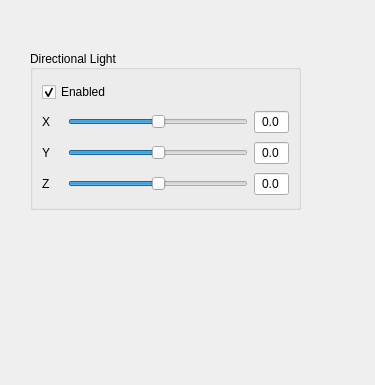
Qt form arpg/arpg-editor/LightDialog.ui (keaton-freude/arpg) before a commit.
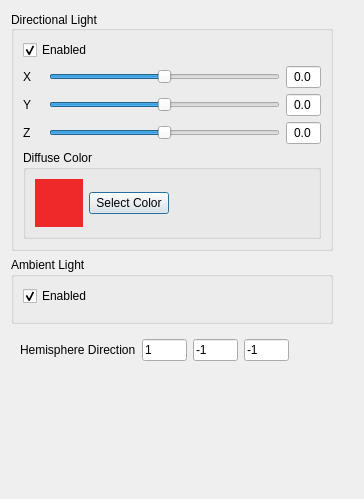
The same form after that commit. Custom widgets are drawn as their Qt base class.

Commit message: Add beginnings of Ambient light selection

```diff
--- a/arpg/arpg-editor/LightDialog.ui
+++ b/arpg/arpg-editor/LightDialog.ui
@@ -6,22 +6,45 @@
    <rect>
     <x>0</x>
     <y>0</y>
-    <width>375</width>
-    <height>385</height>
+    <width>364</width>
+    <height>499</height>
    </rect>
   </property>
   <property name="windowTitle">
    <string>Global Light Settings</string>
   </property>
-  <widget class="QGroupBox" name="grpAmbient">
-   <property name="geometry">
-    <rect>
-     <x>30</x>
-     <y>50</y>
-     <width>271</width>
-     <height>160</height>
-    </rect>
-   </property>
+  <layout class="QGridLayout" name="gridLayout_2">
+   <item row="1" column="0">
+    <widget class="QGroupBox" name="grpAmbientLight">
+     <property name="title">
+      <string>Ambient Light</string>
+     </property>
+     <layout class="QGridLayout" name="gridLayout_3">
+      <item row="0" column="0">
+       <widget class="QCheckBox" name="chkAmbientLightEnabled">
+        <property name="text">
+         <string>Enabled</string>
+        </property>
+        <property name="checked">
+         <bool>true</bool>
+        </property>
+       </widget>
+      </item>
+      <item row="1" column="1">
+       <widget class="QOgreColorPickerWidget" name="qOgreColorPickerWidget_2"/>
+      </item>
+      <item row="1" column="0">
+       <widget class="QOgreColorPickerWidget" name="qOgreColorPickerWidget">
+        <property name="colorPickerTitle">
+         <string>Blah</string>
+        </property>
+       </widget>
+      </item>
+     </layout>
+    </widget>
+   </item>
+   <item row="0" column="0">
+    <widget class="QGroupBox" name="grpDirectionalLight">
    <property name="title">
     <string>Directional Light</string>
    </property>
@@ -35,13 +58,19 @@
     <bool>false</bool>
    </property>
    <layout class="QGridLayout" name="gridLayout">
-    <item row="0" column="0" colspan="3">
-     <widget class="QCheckBox" name="chkDirectionalLightEnabled">
-      <property name="text">
-       <string>Enabled</string>
-      </property>
-      <property name="checked">
-       <bool>true</bool>
+      <item row="1" column="1" colspan="2">
+       <widget class="QSlider" name="sliderDirLightX">
+        <property name="minimum">
+         <number>-100</number>
+        </property>
+        <property name="maximum">
+         <number>100</number>
+        </property>
+        <property name="orientation">
+         <enum>Qt::Horizontal</enum>
+        </property>
+        <property name="tickPosition">
+         <enum>QSlider::NoTicks</enum>
       </property>
      </widget>
     </item>
@@ -61,6 +90,73 @@
       </property>
      </widget>
     </item>
+      <item row="1" column="3">
+       <widget class="QLineEdit" name="txtDirLightX">
+        <property name="minimumSize">
+         <size>
+          <width>35</width>
+          <height>0</height>
+         </size>
+        </property>
+        <property name="maximumSize">
+         <size>
+          <width>20</width>
+          <height>16777215</height>
+         </size>
+        </property>
+        <property name="text">
+         <string>0.0</string>
+        </property>
+        <property name="alignment">
+         <set>Qt::AlignCenter</set>
+        </property>
+       </widget>
+      </item>
+      <item row="2" column="3">
+       <widget class="QLineEdit" name="txtDirLightY">
+        <property name="minimumSize">
+         <size>
+          <width>35</width>
+          <height>0</height>
+         </size>
+        </property>
+        <property name="maximumSize">
+         <size>
+          <width>20</width>
+          <height>16777215</height>
+         </size>
+        </property>
+        <property name="text">
+         <string>0.0</string>
+        </property>
+        <property name="alignment">
+         <set>Qt::AlignCenter</set>
+        </property>
+       </widget>
+      </item>
+      <item row="0" column="0" colspan="3">
+       <widget class="QCheckBox" name="chkDirectionalLightEnabled">
+        <property name="text">
+         <string>Enabled</string>
+        </property>
+        <property name="checked">
+         <bool>true</bool>
+        </property>
+       </widget>
+      </item>
+      <item row="2" column="0">
+       <widget class="QLabel" name="lblDirLightY">
+        <property name="maximumSize">
+         <size>
+          <width>20</width>
+          <height>16777215</height>
+         </size>
+        </property>
+        <property name="text">
+         <string>Y</string>
+        </property>
+       </widget>
+      </item>
     <item row="2" column="1" colspan="2">
      <widget class="QSlider" name="sliderDirLightY">
       <property name="minimum">
@@ -78,7 +174,7 @@
      </widget>
     </item>
     <item row="3" column="0">
-     <widget class="QLabel" name="label_3">
+       <widget class="QLabel" name="lblDirLightZ">
       <property name="sizePolicy">
        <sizepolicy hsizetype="Preferred" vsizetype="Preferred">
         <horstretch>0</horstretch>
@@ -96,37 +192,8 @@
       </property>
      </widget>
     </item>
-    <item row="1" column="1" colspan="2">
-     <widget class="QSlider" name="sliderDirLightX">
-      <property name="minimum">
-       <number>-100</number>
-      </property>
-      <property name="maximum">
-       <number>100</number>
-      </property>
-      <property name="orientation">
-       <enum>Qt::Horizontal</enum>
-      </property>
-      <property name="tickPosition">
-       <enum>QSlider::NoTicks</enum>
-      </property>
-     </widget>
-    </item>
-    <item row="2" column="0">
-     <widget class="QLabel" name="label_2">
-      <property name="maximumSize">
-       <size>
-        <width>20</width>
-        <height>16777215</height>
-       </size>
-      </property>
-      <property name="text">
-       <string>Y</string>
-      </property>
-     </widget>
-    </item>
     <item row="1" column="0">
-     <widget class="QLabel" name="label">
+       <widget class="QLabel" name="lblDirLightX">
       <property name="maximumSize">
        <size>
         <width>20</width>
@@ -138,50 +205,6 @@
       </property>
      </widget>
     </item>
-    <item row="1" column="3">
-     <widget class="QLineEdit" name="txtDirLightX">
-      <property name="minimumSize">
-       <size>
-        <width>35</width>
-        <height>0</height>
-       </size>
-      </property>
-      <property name="maximumSize">
-       <size>
-        <width>20</width>
-        <height>16777215</height>
-       </size>
-      </property>
-      <property name="text">
-       <string>0.0</string>
-      </property>
-      <property name="alignment">
-       <set>Qt::AlignCenter</set>
-      </property>
-     </widget>
-    </item>
-    <item row="2" column="3">
-     <widget class="QLineEdit" name="txtDirLightY">
-      <property name="minimumSize">
-       <size>
-        <width>35</width>
-        <height>0</height>
-       </size>
-      </property>
-      <property name="maximumSize">
-       <size>
-        <width>20</width>
-        <height>16777215</height>
-       </size>
-      </property>
-      <property name="text">
-       <string>0.0</string>
-      </property>
-      <property name="alignment">
-       <set>Qt::AlignCenter</set>
-      </property>
-     </widget>
-    </item>
     <item row="3" column="3">
      <widget class="QLineEdit" name="txtDirLightZ">
       <property name="minimumSize">
@@ -204,9 +227,585 @@
       </property>
      </widget>
     </item>
-   </layout>
-  </widget>
- </widget>
+      <item row="4" column="0" colspan="4">
+       <widget class="QGroupBox" name="groupBox">
+        <property name="maximumSize">
+         <size>
+          <width>500</width>
+          <height>100</height>
+         </size>
+        </property>
+        <property name="title">
+         <string>Diffuse Color</string>
+        </property>
+        <layout class="QHBoxLayout" name="horizontalLayout">
+         <item>
+          <widget class="QWidget" name="diffuseColorWidget" native="true">
+           <property name="minimumSize">
+            <size>
+             <width>48</width>
+             <height>48</height>
+            </size>
+           </property>
+           <property name="maximumSize">
+            <size>
+             <width>48</width>
+             <height>48</height>
+            </size>
+           </property>
+           <property name="palette">
+            <palette>
+             <active>
+              <colorrole role="WindowText">
+               <brush brushstyle="SolidPattern">
+                <color alpha="255">
+                 <red>0</red>
+                 <green>0</green>
+                 <blue>0</blue>
+                </color>
+               </brush>
+              </colorrole>
+              <colorrole role="Button">
+               <brush brushstyle="SolidPattern">
+                <color alpha="255">
+                 <red>239</red>
+                 <green>41</green>
+                 <blue>41</blue>
+                </color>
+               </brush>
+              </colorrole>
+              <colorrole role="Light">
+               <brush brushstyle="SolidPattern">
+                <color alpha="255">
+                 <red>255</red>
+                 <green>147</green>
+                 <blue>147</blue>
+                </color>
+               </brush>
+              </colorrole>
+              <colorrole role="Midlight">
+               <brush brushstyle="SolidPattern">
+                <color alpha="255">
+                 <red>247</red>
+                 <green>94</green>
+                 <blue>94</blue>
+                </color>
+               </brush>
+              </colorrole>
+              <colorrole role="Dark">
+               <brush brushstyle="SolidPattern">
+                <color alpha="255">
+                 <red>119</red>
+                 <green>20</green>
+                 <blue>20</blue>
+                </color>
+               </brush>
+              </colorrole>
+              <colorrole role="Mid">
+               <brush brushstyle="SolidPattern">
+                <color alpha="255">
+                 <red>159</red>
+                 <green>27</green>
+                 <blue>27</blue>
+                </color>
+               </brush>
+              </colorrole>
+              <colorrole role="Text">
+               <brush brushstyle="SolidPattern">
+                <color alpha="255">
+                 <red>0</red>
+                 <green>0</green>
+                 <blue>0</blue>
+                </color>
+               </brush>
+              </colorrole>
+              <colorrole role="BrightText">
+               <brush brushstyle="SolidPattern">
+                <color alpha="255">
+                 <red>255</red>
+                 <green>255</green>
+                 <blue>255</blue>
+                </color>
+               </brush>
+              </colorrole>
+              <colorrole role="ButtonText">
+               <brush brushstyle="SolidPattern">
+                <color alpha="255">
+                 <red>0</red>
+                 <green>0</green>
+                 <blue>0</blue>
+                </color>
+               </brush>
+              </colorrole>
+              <colorrole role="Base">
+               <brush brushstyle="SolidPattern">
+                <color alpha="255">
+                 <red>255</red>
+                 <green>255</green>
+                 <blue>255</blue>
+                </color>
+               </brush>
+              </colorrole>
+              <colorrole role="Window">
+               <brush brushstyle="SolidPattern">
+                <color alpha="255">
+                 <red>239</red>
+                 <green>41</green>
+                 <blue>41</blue>
+                </color>
+               </brush>
+              </colorrole>
+              <colorrole role="Shadow">
+               <brush brushstyle="SolidPattern">
+                <color alpha="255">
+                 <red>0</red>
+                 <green>0</green>
+                 <blue>0</blue>
+                </color>
+               </brush>
+              </colorrole>
+              <colorrole role="AlternateBase">
+               <brush brushstyle="SolidPattern">
+                <color alpha="255">
+                 <red>247</red>
+                 <green>148</green>
+                 <blue>148</blue>
+                </color>
+               </brush>
+              </colorrole>
+              <colorrole role="ToolTipBase">
+               <brush brushstyle="SolidPattern">
+                <color alpha="255">
+                 <red>255</red>
+                 <green>255</green>
+                 <blue>220</blue>
+                </color>
+               </brush>
+              </colorrole>
+              <colorrole role="ToolTipText">
+               <brush brushstyle="SolidPattern">
+                <color alpha="255">
+                 <red>0</red>
+                 <green>0</green>
+                 <blue>0</blue>
+                </color>
+               </brush>
+              </colorrole>
+             </active>
+             <inactive>
+              <colorrole role="WindowText">
+               <brush brushstyle="SolidPattern">
+                <color alpha="255">
+                 <red>0</red>
+                 <green>0</green>
+                 <blue>0</blue>
+                </color>
+               </brush>
+              </colorrole>
+              <colorrole role="Button">
+               <brush brushstyle="SolidPattern">
+                <color alpha="255">
+                 <red>239</red>
+                 <green>41</green>
+                 <blue>41</blue>
+                </color>
+               </brush>
+              </colorrole>
+              <colorrole role="Light">
+               <brush brushstyle="SolidPattern">
+                <color alpha="255">
+                 <red>255</red>
+                 <green>147</green>
+                 <blue>147</blue>
+                </color>
+               </brush>
+              </colorrole>
+              <colorrole role="Midlight">
+               <brush brushstyle="SolidPattern">
+                <color alpha="255">
+                 <red>247</red>
+                 <green>94</green>
+                 <blue>94</blue>
+                </color>
+               </brush>
+              </colorrole>
+              <colorrole role="Dark">
+               <brush brushstyle="SolidPattern">
+                <color alpha="255">
+                 <red>119</red>
+                 <green>20</green>
+                 <blue>20</blue>
+                </color>
+               </brush>
+              </colorrole>
+              <colorrole role="Mid">
+               <brush brushstyle="SolidPattern">
+                <color alpha="255">
+                 <red>159</red>
+                 <green>27</green>
+                 <blue>27</blue>
+                </color>
+               </brush>
+              </colorrole>
+              <colorrole role="Text">
+               <brush brushstyle="SolidPattern">
+                <color alpha="255">
+                 <red>0</red>
+                 <green>0</green>
+                 <blue>0</blue>
+                </color>
+               </brush>
+              </colorrole>
+              <colorrole role="BrightText">
+               <brush brushstyle="SolidPattern">
+                <color alpha="255">
+                 <red>255</red>
+                 <green>255</green>
+                 <blue>255</blue>
+                </color>
+               </brush>
+              </colorrole>
+              <colorrole role="ButtonText">
+               <brush brushstyle="SolidPattern">
+                <color alpha="255">
+                 <red>0</red>
+                 <green>0</green>
+                 <blue>0</blue>
+                </color>
+               </brush>
+              </colorrole>
+              <colorrole role="Base">
+               <brush brushstyle="SolidPattern">
+                <color alpha="255">
+                 <red>255</red>
+                 <green>255</green>
+                 <blue>255</blue>
+                </color>
+               </brush>
+              </colorrole>
+              <colorrole role="Window">
+               <brush brushstyle="SolidPattern">
+                <color alpha="255">
+                 <red>239</red>
+                 <green>41</green>
+                 <blue>41</blue>
+                </color>
+               </brush>
+              </colorrole>
+              <colorrole role="Shadow">
+               <brush brushstyle="SolidPattern">
+                <color alpha="255">
+                 <red>0</red>
+                 <green>0</green>
+                 <blue>0</blue>
+                </color>
+               </brush>
+              </colorrole>
+              <colorrole role="AlternateBase">
+               <brush brushstyle="SolidPattern">
+                <color alpha="255">
+                 <red>247</red>
+                 <green>148</green>
+                 <blue>148</blue>
+                </color>
+               </brush>
+              </colorrole>
+              <colorrole role="ToolTipBase">
+               <brush brushstyle="SolidPattern">
+                <color alpha="255">
+                 <red>255</red>
+                 <green>255</green>
+                 <blue>220</blue>
+                </color>
+               </brush>
+              </colorrole>
+              <colorrole role="ToolTipText">
+               <brush brushstyle="SolidPattern">
+                <color alpha="255">
+                 <red>0</red>
+                 <green>0</green>
+                 <blue>0</blue>
+                </color>
+               </brush>
+              </colorrole>
+             </inactive>
+             <disabled>
+              <colorrole role="WindowText">
+               <brush brushstyle="SolidPattern">
+                <color alpha="255">
+                 <red>119</red>
+                 <green>20</green>
+                 <blue>20</blue>
+                </color>
+               </brush>
+              </colorrole>
+              <colorrole role="Button">
+               <brush brushstyle="SolidPattern">
+                <color alpha="255">
+                 <red>239</red>
+                 <green>41</green>
+                 <blue>41</blue>
+                </color>
+               </brush>
+              </colorrole>
+              <colorrole role="Light">
+               <brush brushstyle="SolidPattern">
+                <color alpha="255">
+                 <red>255</red>
+                 <green>147</green>
+                 <blue>147</blue>
+                </color>
+               </brush>
+              </colorrole>
+              <colorrole role="Midlight">
+               <brush brushstyle="SolidPattern">
+                <color alpha="255">
+                 <red>247</red>
+                 <green>94</green>
+                 <blue>94</blue>
+                </color>
+               </brush>
+              </colorrole>
+              <colorrole role="Dark">
+               <brush brushstyle="SolidPattern">
+                <color alpha="255">
+                 <red>119</red>
+                 <green>20</green>
+                 <blue>20</blue>
+                </color>
+               </brush>
+              </colorrole>
+              <colorrole role="Mid">
+               <brush brushstyle="SolidPattern">
+                <color alpha="255">
+                 <red>159</red>
+                 <green>27</green>
+                 <blue>27</blue>
+                </color>
+               </brush>
+              </colorrole>
+              <colorrole role="Text">
+               <brush brushstyle="SolidPattern">
+                <color alpha="255">
+                 <red>119</red>
+                 <green>20</green>
+                 <blue>20</blue>
+                </color>
+               </brush>
+              </colorrole>
+              <colorrole role="BrightText">
+               <brush brushstyle="SolidPattern">
+                <color alpha="255">
+                 <red>255</red>
+                 <green>255</green>
+                 <blue>255</blue>
+                </color>
+               </brush>
+              </colorrole>
+              <colorrole role="ButtonText">
+               <brush brushstyle="SolidPattern">
+                <color alpha="255">
+                 <red>119</red>
+                 <green>20</green>
+                 <blue>20</blue>
+                </color>
+               </brush>
+              </colorrole>
+              <colorrole role="Base">
+               <brush brushstyle="SolidPattern">
+                <color alpha="255">
+                 <red>239</red>
+                 <green>41</green>
+                 <blue>41</blue>
+                </color>
+               </brush>
+              </colorrole>
+              <colorrole role="Window">
+               <brush brushstyle="SolidPattern">
+                <color alpha="255">
+                 <red>239</red>
+                 <green>41</green>
+                 <blue>41</blue>
+                </color>
+               </brush>
+              </colorrole>
+              <colorrole role="Shadow">
+               <brush brushstyle="SolidPattern">
+                <color alpha="255">
+                 <red>0</red>
+                 <green>0</green>
+                 <blue>0</blue>
+                </color>
+               </brush>
+              </colorrole>
+              <colorrole role="AlternateBase">
+               <brush brushstyle="SolidPattern">
+                <color alpha="255">
+                 <red>239</red>
+                 <green>41</green>
+                 <blue>41</blue>
+                </color>
+               </brush>
+              </colorrole>
+              <colorrole role="ToolTipBase">
+               <brush brushstyle="SolidPattern">
+                <color alpha="255">
+                 <red>255</red>
+                 <green>255</green>
+                 <blue>220</blue>
+                </color>
+               </brush>
+              </colorrole>
+              <colorrole role="ToolTipText">
+               <brush brushstyle="SolidPattern">
+                <color alpha="255">
+                 <red>0</red>
+                 <green>0</green>
+                 <blue>0</blue>
+                </color>
+               </brush>
+              </colorrole>
+             </disabled>
+            </palette>
+           </property>
+           <property name="autoFillBackground">
+            <bool>true</bool>
+           </property>
+          </widget>
+         </item>
+         <item>
+          <widget class="QPushButton" name="btnSelectDiffuseColor">
+           <property name="maximumSize">
+            <size>
+             <width>200</width>
+             <height>16777215</height>
+            </size>
+           </property>
+           <property name="text">
+            <string>Select Color</string>
+           </property>
+          </widget>
+         </item>
+         <item>
+          <spacer name="horizontalSpacer">
+           <property name="orientation">
+            <enum>Qt::Horizontal</enum>
+           </property>
+           <property name="sizeHint" stdset="0">
+            <size>
+             <width>40</width>
+             <height>20</height>
+            </size>
+           </property>
+          </spacer>
+         </item>
+        </layout>
+       </widget>
+      </item>
+     </layout>
+    </widget>
+   </item>
+   <item row="1" column="1">
+    <spacer name="horizontalSpacer_2">
+     <property name="orientation">
+      <enum>Qt::Horizontal</enum>
+     </property>
+     <property name="sizeHint" stdset="0">
+      <size>
+       <width>40</width>
+       <height>20</height>
+      </size>
+     </property>
+    </spacer>
+   </item>
+   <item row="2" column="0">
+    <widget class="QWidget" name="heremisphereDirWidget" native="true">
+     <layout class="QHBoxLayout" name="horizontalLayout_2">
+      <item>
+       <widget class="QLabel" name="lblHemisphereDirection">
+        <property name="text">
+         <string>Hemisphere Direction</string>
+        </property>
+       </widget>
+      </item>
+      <item>
+       <widget class="QLineEdit" name="txtAmbientHemisphereDirX">
+        <property name="maximumSize">
+         <size>
+          <width>50</width>
+          <height>16777215</height>
+         </size>
+        </property>
+        <property name="text">
+         <string>1</string>
+        </property>
+       </widget>
+      </item>
+      <item>
+       <widget class="QLineEdit" name="txtAmbientHemisphereDirY">
+        <property name="maximumSize">
+         <size>
+          <width>50</width>
+          <height>16777215</height>
+         </size>
+        </property>
+        <property name="text">
+         <string>-1</string>
+        </property>
+       </widget>
+      </item>
+      <item>
+       <widget class="QLineEdit" name="txtAmbientHemisphereDirZ">
+        <property name="maximumSize">
+         <size>
+          <width>50</width>
+          <height>16777215</height>
+         </size>
+        </property>
+        <property name="text">
+         <string>-1</string>
+        </property>
+       </widget>
+      </item>
+      <item>
+       <spacer name="horizontalSpacer_3">
+        <property name="orientation">
+         <enum>Qt::Horizontal</enum>
+        </property>
+        <property name="sizeHint" stdset="0">
+         <size>
+          <width>40</width>
+          <height>20</height>
+         </size>
+        </property>
+       </spacer>
+      </item>
+     </layout>
+    </widget>
+   </item>
+   <item row="3" column="0">
+    <spacer name="verticalSpacer">
+     <property name="orientation">
+      <enum>Qt::Vertical</enum>
+     </property>
+     <property name="sizeHint" stdset="0">
+      <size>
+       <width>20</width>
+       <height>40</height>
+      </size>
+     </property>
+    </spacer>
+   </item>
+  </layout>
+ </widget>
+ <customwidgets>
+  <customwidget>
+   <class>QOgreColorPickerWidget</class>
+   <extends>QWidget</extends>
+   <header>QOgreColorPickerWidget.h</header>
+   <container>1</container>
+  </customwidget>
+ </customwidgets>
  <resources/>
  <connections/>
 </ui>
```
Lines whose indentation alone changed are shown as unchanged. The commit also changes 16 other files.
